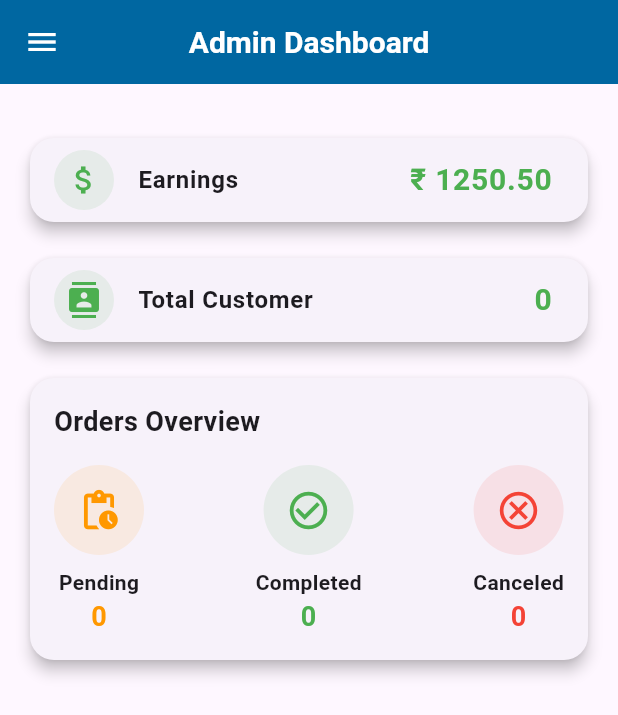
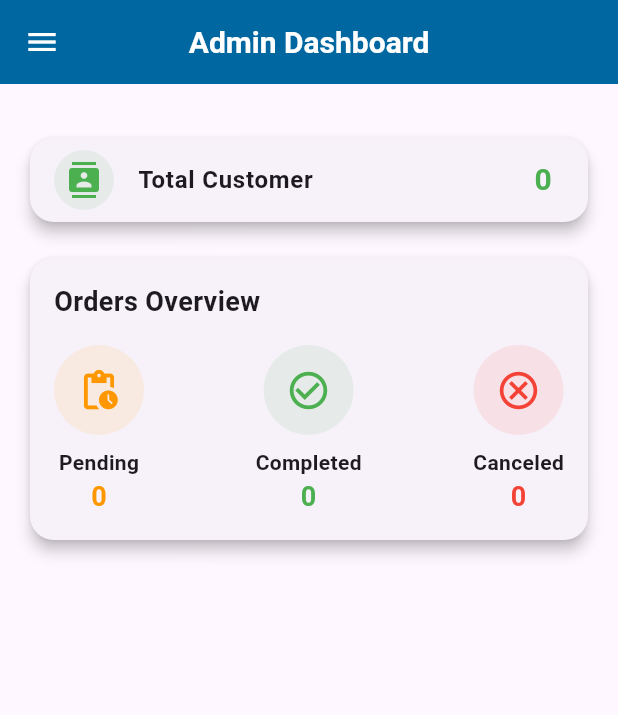
Before and after one commit to vprabhu1771/flutter_supabase_milk_subscription, a Flutter app: the AdminDashboard screen opened directly, on a phone screen of 412 x 824 dp. Shown: the top 715 px of the screen. Run offline on Flutter 3.47's test engine with Material 3 defaults, Android fonts, the light colour scheme and no system bars; our stand-ins replace fl_chart, flutter_datetime_picker_plus, flutter_dotenv, flutter_secure_storage, flutter_slidable, fluttertoast and 6 more; missing offline and left inert: flutter_polyline_points, razorpay_flutter; accounts and stored records are empty.

Commit message:
Update AdminDashboard.dart

```diff
--- a/lib/screens/admin/AdminDashboard.dart
+++ b/lib/screens/admin/AdminDashboard.dart
@@ -123,20 +123,20 @@ class _AdminDashboardState extends State<AdminDashboard> {
             //   value: '$assignedDeliveries',
             //   color: Colors.blueAccent,
             // ),
-            SizedBox(height: 16),
-            _buildSummaryCard(
-              icon: Icons.attach_money,
-              title: 'Earnings',
-              value: '₹ ${earnings.toStringAsFixed(2)}',
-              color: Colors.green,
-              onTap: () {
-                // Navigate or perform an action
-                Navigator.push(
-                  context,
-                  MaterialPageRoute(builder: (context) => AnalyticsReportScreen(title: 'Analytics & Reports')),
-                );
-              },
-            ),
+            // SizedBox(height: 16),
+            // _buildSummaryCard(
+            //   icon: Icons.attach_money,
+            //   title: 'Earnings',
+            //   value: '₹ ${earnings.toStringAsFixed(2)}',
+            //   color: Colors.green,
+            //   onTap: () {
+            //     // Navigate or perform an action
+            //     Navigator.push(
+            //       context,
+            //       MaterialPageRoute(builder: (context) => AnalyticsReportScreen(title: 'Analytics & Reports')),
+            //     );
+            //   },
+            // ),
             SizedBox(height: 16),
             _buildSummaryCard(
               icon: Icons.contacts,
```
